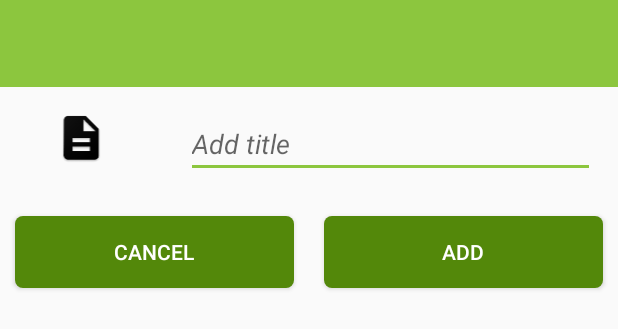
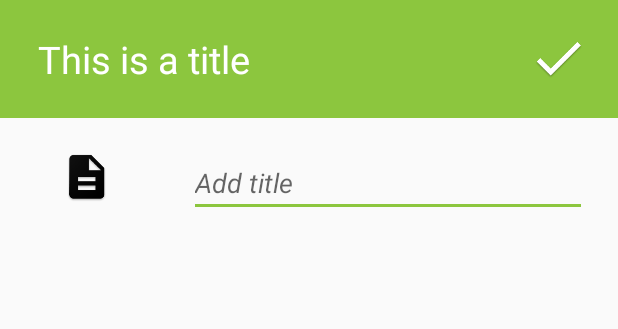
Before and after one commit to JaviMera/TodoList, an Android app: the layout todo_list_dialog.xml on its own in the app's theme, with its tools: preview values and no code run, on a phone screen of 412 x 824 dp. Shown: the top 329 px of the screen. Run offline under Robolectric (Android 15) with nearby library versions, the phone set to English and light mode, and no system bars.

Commit message:
Replaced add/cancel button behavior in dialog todo list, with a simpler check icon on top-right of the dialog. Now the user can either add it by pressing the icon, or cancel by pressing cancel button

```diff
--- a/app/src/main/java/todo/javier/mera/todolist/fragments/dialogs/DialogTodoList.java
+++ b/app/src/main/java/todo/javier/mera/todolist/fragments/dialogs/DialogTodoList.java
@@ -79,11 +79,4 @@
         mListener.onCreateTodoList(mTitleEditText.getText().toString());
         dismiss();
     }
-
-    @OnClick(R.id.cancelDialog)
-    public void onCancelClick(View view) {
-
-        dismiss();
-        mParent.showFabButton();
-    }
 }
--- a/app/src/main/res/layout/todo_list_dialog.xml
+++ b/app/src/main/res/layout/todo_list_dialog.xml
@@ -1,16 +1,38 @@
 <?xml version="1.0" encoding="utf-8"?>
 <LinearLayout xmlns:android="http://schemas.android.com/apk/res/android"
-    android:orientation="vertical" android:layout_width="match_parent"
+    xmlns:tools="http://schemas.android.com/tools"
+    android:orientation="vertical"
+    android:layout_width="match_parent"
     android:layout_height="match_parent">
-
-    <TextView
-        android:id="@+id/dialogTitleView"
-        style="@style/DialogTitle"/>
-
 
     <LinearLayout
         android:layout_width="match_parent"
-        android:layout_height="wrap_content">
+        android:layout_height="wrap_content"
+        android:background="@color/colorPrimary"
+        android:padding="15dp">
+
+        <TextView
+            android:id="@+id/dialogTitleView"
+            android:layout_width="0dp"
+            android:layout_height="wrap_content"
+            android:layout_weight="1"
+            android:layout_gravity="center"
+            android:layout_marginLeft="10dp"
+            tools:text="This is a title"
+            android:textSize="25sp"
+            android:textColor="@android:color/white"/>
+
+        <ImageView
+            android:id="@+id/addTaskView"
+            android:layout_width="wrap_content"
+            android:layout_height="wrap_content"
+            android:src="@mipmap/ic_check" />
+    </LinearLayout>
+
+    <LinearLayout
+        android:layout_width="match_parent"
+        android:layout_height="wrap_content"
+        android:padding="5dp">
 
         <ImageView
             android:layout_width="0dp"
@@ -32,16 +54,4 @@
 
     </LinearLayout>
 
-    <LinearLayout
-        android:layout_width="match_parent"
-        android:layout_height="wrap_content">
-
-        <Button
-            android:id="@+id/cancelDialog"
-            style="@style/CancelButton"/>
-
-        <Button
-            android:id="@+id/addTaskView"
-            style="@style/AddButton"/>
-    </LinearLayout>
 </LinearLayout>
```
